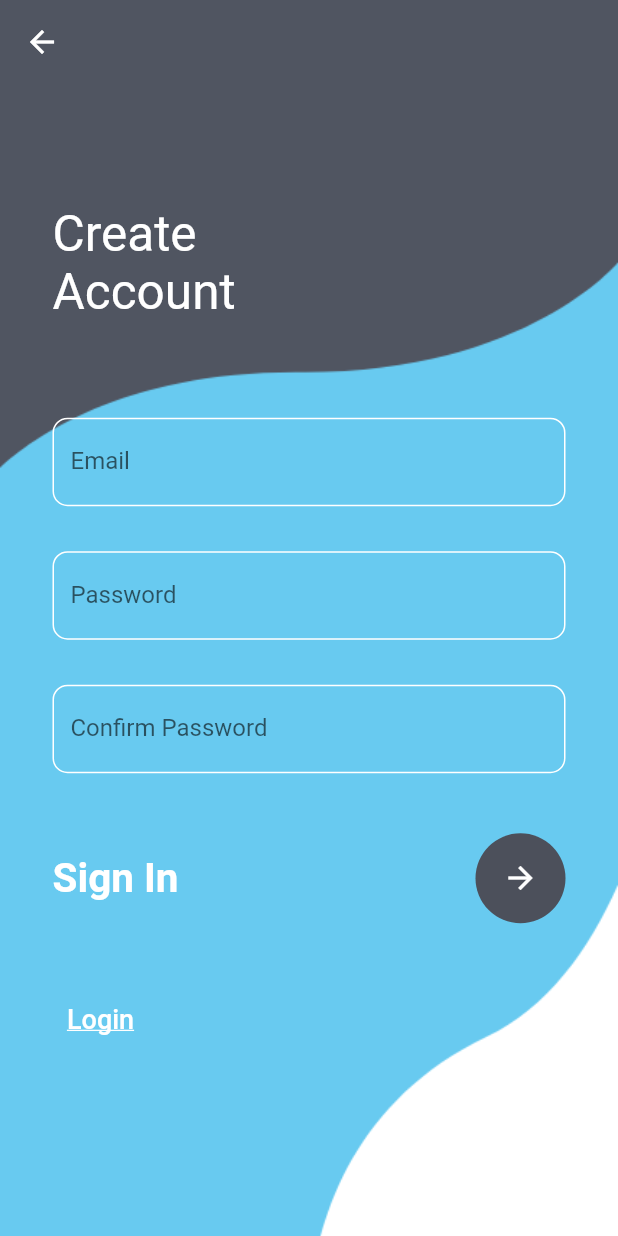
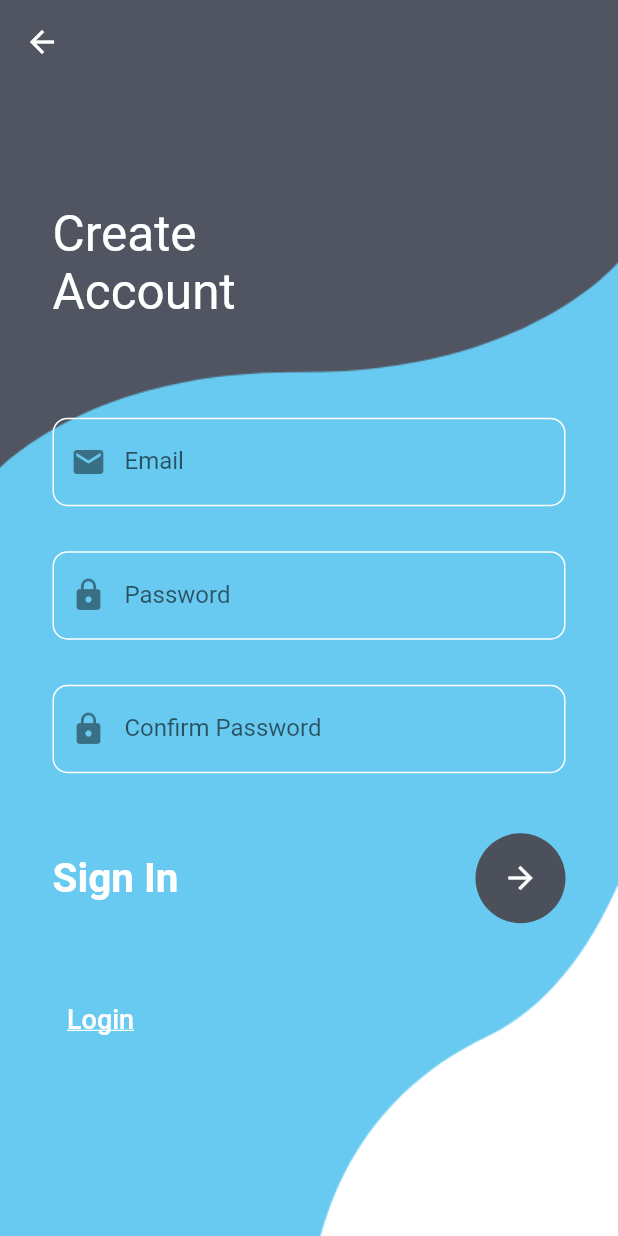
Before and after one commit to abuyusif01/iAppoint, a Flutter app: the screen it shows after launch, after a tap on "Sign Up", on a phone screen of 412 x 824 dp. Run offline on Flutter 3.47's test engine with Material 2 defaults, Android fonts, the phone set to English and light mode, and no system bars; our stand-ins replace cloud_firestore, equatable, firebase_auth, firebase_core; missing offline and left inert: booking_calendar; accounts and stored records are empty.

Commit message:
add icons
Signed-off-by: abuyusif01 <abubakaryusuf951@gmail.com>

```diff
--- a/lib/screens/login.dart
+++ b/lib/screens/login.dart
@@ -61,6 +61,7 @@ class _LoginPageState extends State<LoginPage> {
                 TextField(
                   controller: _emailController,
                   decoration: InputDecoration(
+                    prefixIcon: const Icon(Icons.email),
                     fillColor: Colors.grey.shade100,
                     filled: true,
                     errorText:
@@ -78,6 +79,7 @@ class _LoginPageState extends State<LoginPage> {
                   controller: _passwordController,
                   obscureText: true,
                   decoration: InputDecoration(
+                    prefixIcon: const Icon(Icons.lock),
                     fillColor: Colors.grey.shade100,
                     filled: true,
                     errorText:
--- a/lib/screens/signup.dart
+++ b/lib/screens/signup.dart
@@ -61,6 +61,7 @@ class _SignUpState extends State<SignUp> {
                 TextField(
                   controller: _emailController,
                   decoration: InputDecoration(
+                    prefixIcon: const Icon(Icons.email),
                     errorText:
                         _emailValidate ? 'Enter a valid email address' : null,
                     focusedBorder: OutlineInputBorder(
@@ -82,6 +83,7 @@ class _SignUpState extends State<SignUp> {
                   controller: _passwordController,
                   obscureText: true,
                   decoration: InputDecoration(
+                    prefixIcon: const Icon(Icons.lock),
                     errorText:
                         _passwordValidate ? 'Password cannot be empty' : null,
                     focusedBorder: OutlineInputBorder(
@@ -103,6 +105,7 @@ class _SignUpState extends State<SignUp> {
                   controller: _confirmPasswordController,
                   obscureText: true,
                   decoration: InputDecoration(
+                    prefixIcon: const Icon(Icons.lock),
                     errorText:
                         _passwordValidate ? 'Password cannot be empty' : null,
                     focusedBorder: OutlineInputBorder(
```
